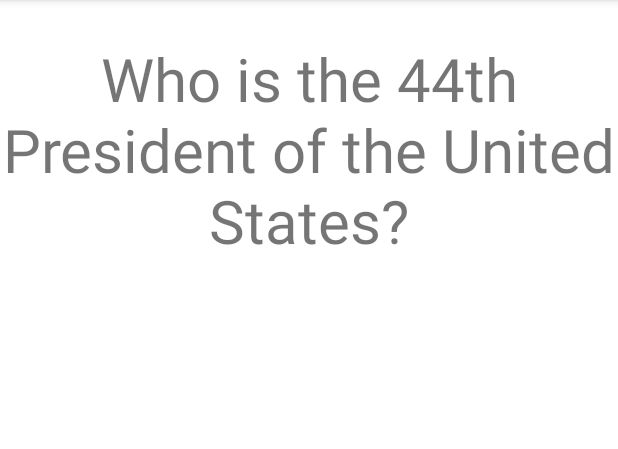
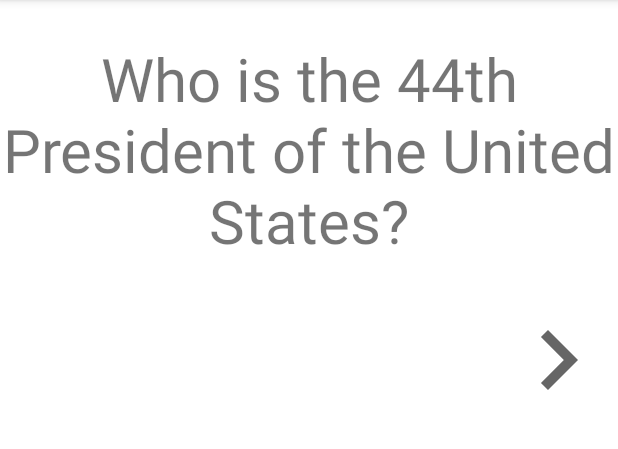
Before and after one commit to abdulrauf623/Flashcard-Project, an Android app: the screen it shows after launch (MainActivity), on a phone screen of 412 x 824 dp, the part 84-533 px from its top. Run offline under Robolectric (Android 15) with nearby library versions, the phone set to English and light mode, and no system bars; our stand-ins replace Room's generated code.

Commit message:
Flashcard project

```diff
--- a/app/build.gradle
+++ b/app/build.gradle
@@ -29,6 +29,12 @@ android {
 
 dependencies {
 
+
+    def room_version = "2.2.6"
+
+    implementation "androidx.room:room-runtime:$room_version"
+    annotationProcessor "androidx.room:room-compiler:$room_version"
+
     implementation 'androidx.appcompat:appcompat:1.4.1'
     implementation 'com.google.android.material:material:1.5.0'
     implementation 'androidx.constraintlayout:constraintlayout:2.1.3'
--- /dev/null
+++ b/app/src/main/java/com/example/flashcardproject/AppDatabase.java
@@ -0,0 +1,9 @@
+package com.example.flashcardproject;
+
+import androidx.room.Database;
+import androidx.room.RoomDatabase;
+
+@Database(entities = {Flashcard.class}, version = 3)
+public abstract class AppDatabase extends RoomDatabase {
+    public abstract FlashcardDao flashcardDao();
+}
--- /dev/null
+++ b/app/src/main/java/com/example/flashcardproject/FlashcardDao.java
@@ -0,0 +1,26 @@
+package com.example.flashcardproject;
+
+
+import androidx.room.Dao;
+import androidx.room.Delete;
+import androidx.room.Insert;
+import androidx.room.OnConflictStrategy;
+import androidx.room.Query;
+import androidx.room.Update;
+
+import java.util.List;
+
+@Dao
+public interface FlashcardDao {
+    @Query("SELECT * FROM flashcard")
+    List<Flashcard> getAll();
+
+    @Insert
+    void insertAll(Flashcard... flashcards);
+
+    @Delete
+    void delete(Flashcard flashcard);
+
+    @Update(onConflict = OnConflictStrategy.REPLACE)
+    void update(Flashcard flashcard);
+}
--- /dev/null
+++ b/app/src/main/java/com/example/flashcardproject/FlashcardDatabase.java
@@ -0,0 +1,52 @@
+package com.example.flashcardproject;
+
+import android.content.Context;
+
+import androidx.room.Room;
+
+import java.util.List;
+
+public class FlashcardDatabase {
+    private final AppDatabase db;
+
+    FlashcardDatabase(Context context) {
+        db = Room.databaseBuilder(context.getApplicationContext(),
+                AppDatabase.class, "flashcard-database")
+                .allowMainThreadQueries()
+                .fallbackToDestructiveMigration()
+                .build();
+    }
+
+    public void initFirstCard() {
+        if (db.flashcardDao().getAll().isEmpty()) {
+            insertCard(new Flashcard("Who is the 44th President of the United States", "Barack Obama"));
+        }
+    }
+
+    public List<Flashcard> getAllCards() {
+        return db.flashcardDao().getAll();
+    }
+
+    public void insertCard(Flashcard flashcard) {
+        db.flashcardDao().insertAll(flashcard);
+    }
+
+    public void deleteCard(String flashcardQuestion) {
+        List<Flashcard> allCards = db.flashcardDao().getAll();
+        for (Flashcard f : allCards) {
+            if (f.getQuestion().equals(flashcardQuestion)) {
+                db.flashcardDao().delete(f);
+            }
+        }
+    }
+
+    public void updateCard(Flashcard flashcard) {
+        db.flashcardDao().update(flashcard);
+    }
+
+    public void deleteAll() {
+        for (Flashcard f : db.flashcardDao().getAll()) {
+            db.flashcardDao().delete(f);
+        }
+    }
+}
--- a/app/src/main/java/com/example/flashcardproject/MainActivity.java
+++ b/app/src/main/java/com/example/flashcardproject/MainActivity.java
@@ -11,16 +11,32 @@ import android.widget.ImageView;
 import android.widget.TextView;
 import android.widget.Toast;
 
+import com.google.android.material.snackbar.Snackbar;
+
+import java.util.List;
+
 public class MainActivity extends AppCompatActivity {
 
 
     TextView flashcard_content;
     TextView solution;
 
+    FlashcardDatabase flashcardDatabase;
+    List<Flashcard> allFlashcards;
+    int currentCardDisplayedIndex = 0;
+
     @Override
     protected void onCreate(Bundle savedInstanceState) {
         super.onCreate(savedInstanceState);
         setContentView(R.layout.activity_main);
+
+        flashcardDatabase = new FlashcardDatabase(getApplicationContext());
+        allFlashcards = flashcardDatabase.getAllCards();
+
+        if (allFlashcards != null && allFlashcards.size() > 0) {
+            ((TextView) findViewById(R.id.flashcard_content)).setText(allFlashcards.get(0).getQuestion());
+            ((TextView) findViewById(R.id.solution)).setText(allFlashcards.get(0).getAnswer());
+        }
 
         solution = findViewById(R.id.solution);
         ImageView plusButton = findViewById(R.id.add_button);
@@ -52,6 +68,34 @@ public class MainActivity extends AppCompatActivity {
             }
         });
 
+
+
+        findViewById(R.id.nextButton).setOnClickListener(new View.OnClickListener() {
+            @Override
+            public void onClick(View view) {
+                if (allFlashcards.size() == 0)
+                    return;
+                // advance our pointer index so we can show the next card
+                currentCardDisplayedIndex++;
+
+                // make sure we don't get an IndexOutOfBoundsError if we are viewing the last indexed card in our list
+                if(currentCardDisplayedIndex >= allFlashcards.size()) {
+                    Snackbar.make(flashcard_content,
+                            "You've exhausted all the questions saved. We are moving to the very first question.",
+                            Snackbar.LENGTH_SHORT)
+                            .show();
+                    currentCardDisplayedIndex = 0;
+                }
+
+                // set the question and answer TextViews with data from the database
+                allFlashcards = flashcardDatabase.getAllCards();
+                Flashcard flashcard = allFlashcards.get(currentCardDisplayedIndex);
+
+                ((TextView) findViewById(R.id.flashcard_content)).setText(flashcard.getAnswer());
+                ((TextView) findViewById(R.id.solution)).setText(flashcard.getQuestion());
+            }
+        });
+
         plusButton.setOnClickListener(new View.OnClickListener() {
             @Override
             public void onClick(View view) {
@@ -74,10 +118,13 @@ public class MainActivity extends AppCompatActivity {
                 String newAnswer = data.getExtras().getString("ANSWER_KEY");
                 flashcard_content.setText(newQuestion);
                 solution.setText(newAnswer);
+                flashcardDatabase.insertCard(new Flashcard(newQuestion, newAnswer));
+                allFlashcards = flashcardDatabase.getAllCards();
 
 
             }
         }
     }
 
+
 }
--- /dev/null
+++ b/app/src/main/res/drawable/next_button.xml
@@ -0,0 +1,7 @@
+<vector
+    android:id="@+id/next_button"
+    android:autoMirrored="true" android:height="80dp"
+    android:tint="?attr/colorControlNormal" android:viewportHeight="24"
+    android:viewportWidth="24" android:width="80dp" xmlns:android="http://schemas.android.com/apk/res/android">
+    <path android:fillColor="@android:color/white" android:pathData="M10,6L8.59,7.41 13.17,12l-4.58,4.59L10,18l6,-6z"/>
+</vector>
--- a/app/src/main/res/layout/activity_flashcard.xml
+++ b/app/src/main/res/layout/activity_flashcard.xml
@@ -49,4 +49,6 @@
         app:layout_constraintBottom_toBottomOf="parent"/>
 
 
+
+
 </androidx.constraintlayout.widget.ConstraintLayout>
--- a/app/src/main/res/layout/activity_main.xml
+++ b/app/src/main/res/layout/activity_main.xml
@@ -37,6 +37,15 @@
         app:layout_constraintStart_toStartOf="parent" />
 
 
+    <ImageView
+
+        android:id="@+id/nextButton"
+        android:layout_width="wrap_content"
+        android:layout_height="wrap_content"
+        android:paddingTop="200dp"
+        android:src="@drawable/next_button"
+        app:layout_constraintEnd_toEndOf="parent"
+        tools:ignore="MissingConstraints" />
 
 
 </androidx.constraintlayout.widget.ConstraintLayout>
```
Also changed, not shown: app/src/main/java/com/example/flashcardproject/Flashcard.java (added, +96 -0 lines).
